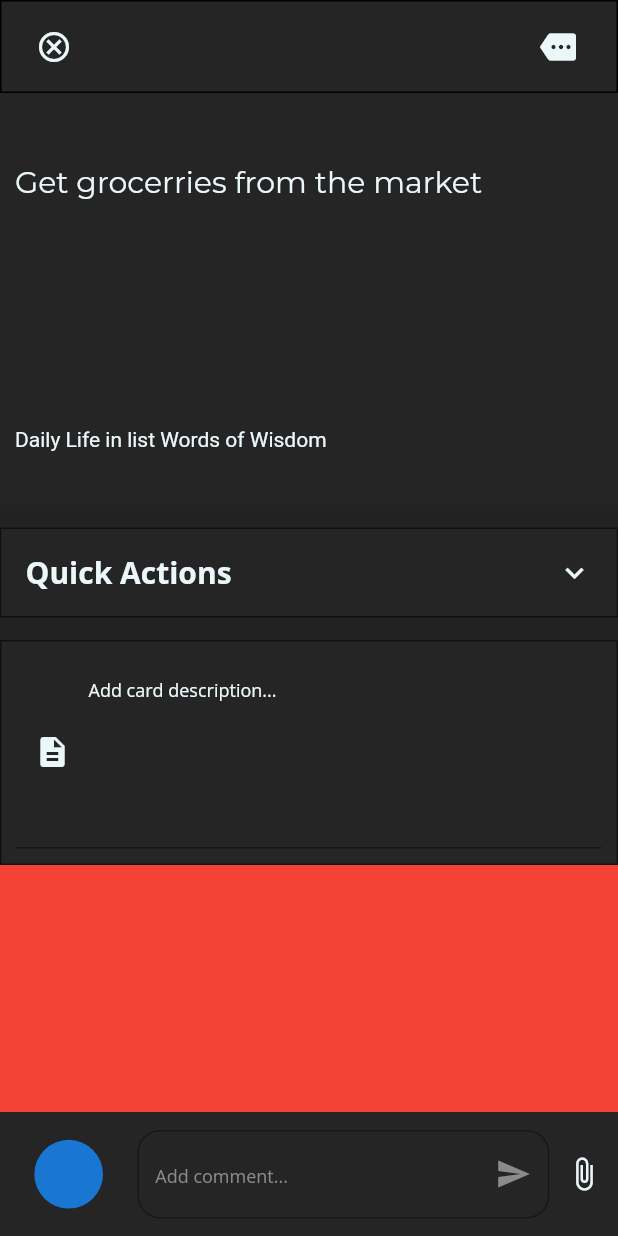
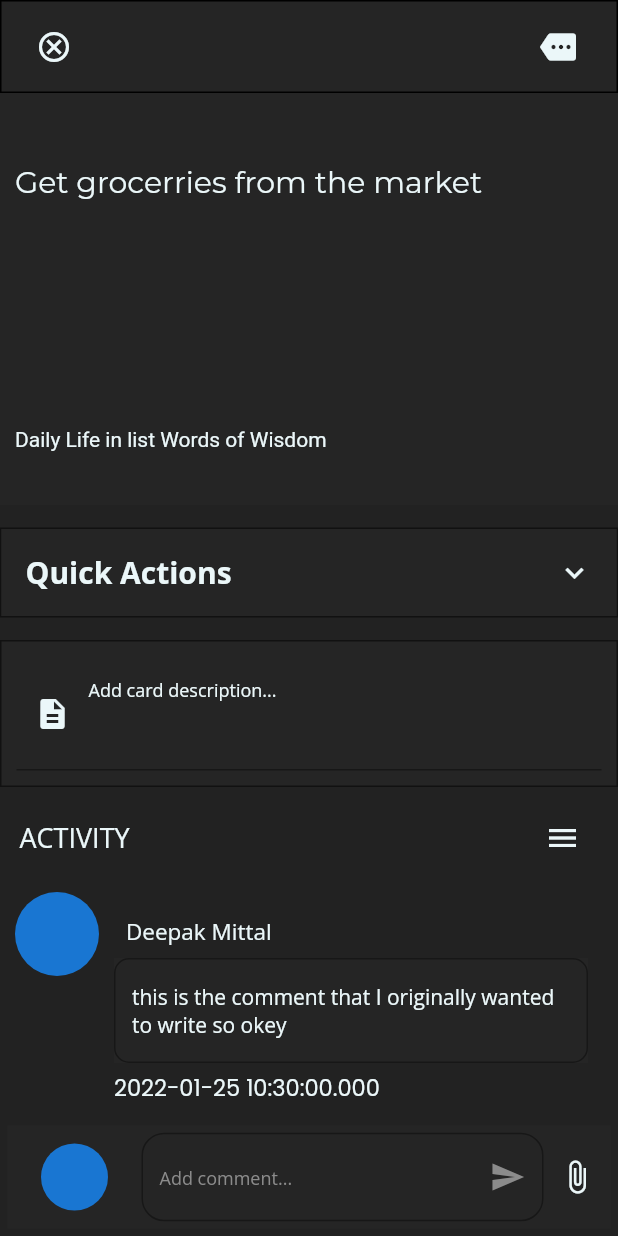
Before and after one commit to high-coder/trello_clone_flutter, a Flutter app: the Page2 screen opened directly, after a tap on "Get grocerries from the market", on a phone screen of 412 x 824 dp. Run offline on Flutter 3.47's test engine with Material 2 defaults, Android fonts, the light colour scheme and no system bars; our stand-ins replace get, google_fonts; missing offline and left inert: boardview, measured_size.

Commit message:
comments add functionality done

```diff
--- a/lib/models/list_tile_data_model.dart
+++ b/lib/models/list_tile_data_model.dart
@@ -6,19 +6,30 @@ import 'checkListModel.dart';
 /// V1 -- just create the basic functionality that is save the title of the card and then
 /// save the index in which the user has dragged it or something
 
-class ListTileSingleNodeModel{
+class ListTileSingleNodeModel {
   late String title;
-  late int index;   // this is the index in the list where it should be shown to the user
-  double ?heightOfNode;
-  String ?description;
-  List<LabelsModel> ?userSelectedLabels = [];
-  DateTime ?startDate;
-  DateTime ?dueDate;
-  List<CommentModel> ?comments = [];
+  late int
+      index; // this is the index in the list where it should be shown to the user
+  double? heightOfNode;
+  String? description;
+  List<LabelsModel>? userSelectedLabels = [];
+  DateTime? startDate;
+  DateTime? dueDate;
+  List<CommentModel>? comments = [];
 
+  List? members = []; // not in use right now
 
-  List ?members = []; // not in use right now
+  List<CheckListModel>? checkListModels = [];
 
-  List<CheckListModel> ?checkListModels = [];
-  ListTileSingleNodeModel({required this.index,required this.title,this.heightOfNode});
+  ListTileSingleNodeModel(
+      {required this.index,
+      required this.title,
+      this.heightOfNode,
+      this.comments,
+      this.description,
+      this.checkListModels,
+      this.dueDate,
+      this.members,
+      this.startDate,
+      this.userSelectedLabels,});
 }
--- a/lib/screens/DescriptionPage/desp_main_page.dart
+++ b/lib/screens/DescriptionPage/desp_main_page.dart
@@ -5,7 +5,11 @@ import 'package:trello_clone/models/list_tile_data_model.dart';
 import 'package:trello_clone/provider/currentState.dart';
 import 'package:trello_clone/provider/responsivenessHelper.dart';
 import 'package:trello_clone/screens/homeScreen/localWidgets/sliver_delagate.dart';
+import 'package:trello_clone/utils/data.dart';
 import 'package:trello_clone/utils/staticValues.dart';
+
+import 'localWidgets/bottom_comment_bar.dart';
+import 'localWidgets/comment_widget.dart';
 
 class DescriptionPage extends StatefulWidget {
 
@@ -154,69 +158,7 @@ class _DescriptionPageState extends State<DescriptionPage> {
 
       body: Scaffold(
         //resizeToAvoidBottomInset: false,
-        bottomNavigationBar: Container(
-          height: size.height/10,
-          color: const Color(0xff252525),
-          child: Row(
-            children: [
-              const Spacer(flex:1),
-
-              const Expanded(
-                flex:2,
-                child: CircleAvatar(
-                  radius: 50,
-                ),
-              ),
-              Spacer(flex:1),
-              Expanded(
-                flex: 12,
-                child: TextField(
-                  style: GoogleFonts.openSans(color: ourWhite,fontSize: 14),
-                  onTap: () {
-                    // Scrollable.ensureVisible(dataKey.currentContext!);
-                  },
-                  decoration: InputDecoration(
-                    suffixIcon: IconButton(
-                      icon:const Icon(Icons.send,color: Color(0xff8b8b8b),),
-                      onPressed: () {},
-                    ),
-                    hintStyle: GoogleFonts.openSans(fontSize: 12,color: Color(0xff8b8b8b)),
-                    hintText: "Add comment...",
-                    border: OutlineInputBorder(
-                        borderRadius: BorderRadius.circular(15),
-                        borderSide: BorderSide(
-                            color: Color(0xff161616),
-                            width: 2
-                        )
-                    ),
-                    focusedBorder: OutlineInputBorder(
-                        borderRadius: BorderRadius.circular(15),
-                        borderSide: BorderSide(
-                            color: Color(0xff161616),
-                            width: 2
-                        )
-                    ),
-                    disabledBorder: OutlineInputBorder(
-                        borderRadius: BorderRadius.circular(15),
-                        borderSide: BorderSide(
-                            color: Color(0xff161616),
-                            width: 2
-                        )
-                    ),
-
-                  ),
-                ),
-              ),
-              Expanded(
-                flex: 2,
-                child: IconButton(
-                  icon: Icon(Icons.attach_file_sharp, color: ourWhite,),
-                  onPressed: () {},
-                ),
-              )
-            ],
-          ),
-        ),
+        bottomNavigationBar: BottomCommentBar(),
         backgroundColor:const Color(0xff222222),
       //  resizeToAvoidBottomInset: false,
         body: SafeArea(
@@ -516,7 +458,7 @@ class _DescriptionPageState extends State<DescriptionPage> {
                 child: Container(
 
                   padding: EdgeInsets.all(10),
-                  height: 150,
+                  //height: 150,
                   width: size.width,
                   decoration: BoxDecoration(
                       color:     Color(0xff252525),
@@ -540,7 +482,8 @@ class _DescriptionPageState extends State<DescriptionPage> {
                     },
                     style: GoogleFonts.openSans(color: ourWhite,fontSize: 16),
                     keyboardType: TextInputType.multiline,
-                    maxLines: 10,
+                    minLines: 3,
+                    maxLines: 15,
                     decoration: InputDecoration(
                         fillColor: ourWhite,
                         //filled: true,
@@ -584,12 +527,37 @@ class _DescriptionPageState extends State<DescriptionPage> {
                 ),
               ),
 
+              // SliverToBoxAdapter(
+              //   child: Container(
+              //     color: Colors.red,
+              //     height: 600,
+              //   ),
+              // ),
+
               SliverToBoxAdapter(
-                child: Container(
-                  color: Colors.red,
-                  height: 600,
+                child: Padding(
+                  padding: const EdgeInsets.only(top: 10,bottom: 10,left:13,right: 13),
+                  child: Row(
+                    mainAxisAlignment: MainAxisAlignment.spaceBetween,
+                    children: [
+                      Text("ACTIVITY",style: GoogleFonts.openSans(fontSize: 18,color: ourWhite),),
+                      IconButton(onPressed: () {}, icon: Icon(Icons.menu,color: ourWhite,)),
+                    ],
+                  ),
                 ),
-              )
+              ),
+
+              SliverList(
+
+
+                delegate: SliverChildBuilderDelegate((BuildContext context, int index) {
+
+                  return CommentWidget(commentThing: _instance.currentUser.comments![index],);
+                },
+                  childCount: _instance.currentUser.comments!= null ?_instance.currentUser.comments?.length:0,
+
+                )
+              ),
             ],
           ),
         ),
--- /dev/null
+++ b/lib/screens/DescriptionPage/localWidgets/bottom_comment_bar.dart
@@ -0,0 +1,127 @@
+import 'package:flutter/material.dart';
+import 'package:google_fonts/google_fonts.dart';
+import 'package:provider/provider.dart';
+import 'package:trello_clone/models/commentsModel.dart';
+import 'package:trello_clone/provider/currentState.dart';
+import 'package:trello_clone/provider/responsivenessHelper.dart';
+import 'package:trello_clone/utils/staticValues.dart';
+
+class BottomCommentBar extends StatefulWidget {
+  BottomCommentBar({Key? key}) : super(key: key);
+
+  @override
+  State<BottomCommentBar> createState() => _BottomCommentBarState();
+}
+
+class _BottomCommentBarState extends State<BottomCommentBar> {
+  TextEditingController _commentController = TextEditingController();
+  FocusNode _commentFocus = FocusNode();
+
+  bool enable = false;
+  @override
+  Widget build(BuildContext context) {
+    ResponsiveHelp _respHelp =
+    Provider.of<ResponsiveHelp>(context, listen: false);
+    Size size = MediaQuery.of(context).size;
+    CurrentState _instance = Provider.of<CurrentState>(context,listen:false);
+    return Container(
+      margin: EdgeInsets.all(5),
+      height: size.height/12,
+      color: const Color(0xff252525),
+      child: Row(
+        children: [
+          const Spacer(flex:1),
+
+          const Expanded(
+            flex:2,
+            child: CircleAvatar(
+              radius: 50,
+            ),
+          ),
+          Spacer(flex:1),
+          Expanded(
+            flex: 12,
+            child: TextField(
+              focusNode: _commentFocus,
+              controller: _commentController,
+              style: GoogleFonts.openSans(color: ourWhite,fontSize: 14),
+              onTap: () {
+                // Scrollable.ensureVisible(dataKey.currentContext!);
+              },
+              onChanged: (value) {
+                if(_commentController.text.isNotEmpty) {
+                  // enable the comment icon
+                  if(enable!=true) {
+                    setState(() {
+                      enable = true;
+                    });
+                  }
+
+                } else {
+                  // disable the comment icon
+                  if(enable!=false) {
+                    setState(() {
+                      enable = false;
+                    });
+                  }
+
+                }
+
+              },
+              decoration: InputDecoration(
+                suffixIcon: IconButton(
+                  icon:Icon(Icons.send,color: enable == true?ourWhite:const Color(0xff8b8b8b),),
+                  onPressed: () {
+                    if(_commentController.text.isNotEmpty){
+                      if(_instance.currentUser.comments!=null) {
+                        _instance.currentUser.comments?.add(CommentModel(comment: _commentController.text, dateTime:DateTime.now()));
+                      } else{
+                        _instance.currentUser.comments = [];
+                        _instance.currentUser.comments?.add(CommentModel(comment: _commentController.text, dateTime:DateTime.now()));
+                      }
+
+                      // clearing up data for the next node to work
+                      _commentController.clear();
+                      _commentFocus.unfocus();
+                    }
+                  },
+                ),
+                hintStyle: GoogleFonts.openSans(fontSize: 12,color:const Color(0xff8b8b8b)),
+                hintText: "Add comment...",
+                border: OutlineInputBorder(
+                    borderRadius: BorderRadius.circular(15),
+                    borderSide: const BorderSide(
+                        color: Color(0xff161616),
+                        width: 2
+                    )
+                ),
+                focusedBorder: OutlineInputBorder(
+                    borderRadius: BorderRadius.circular(15),
+                    borderSide: const BorderSide(
+                        color: Color(0xff161616),
+                        width: 2
+                    )
+                ),
+                disabledBorder: OutlineInputBorder(
+                    borderRadius: BorderRadius.circular(15),
+                    borderSide:const BorderSide(
+                        color: Color(0xff161616),
+                        width: 2
+                    )
+                ),
+
+              ),
+            ),
+          ),
+          Expanded(
+            flex: 2,
+            child: IconButton(
+              icon: Icon(Icons.attach_file_sharp, color: ourWhite,),
+              onPressed: () {},
+            ),
+          )
+        ],
+      ),
+    );
+  }
+}
--- /dev/null
+++ b/lib/screens/DescriptionPage/localWidgets/comment_widget.dart
@@ -0,0 +1,111 @@
+import 'package:flutter/material.dart';
+import 'package:google_fonts/google_fonts.dart';
+import 'package:trello_clone/models/commentsModel.dart';
+import 'package:trello_clone/utils/staticValues.dart';
+
+class CommentWidget extends StatefulWidget {
+
+  late CommentModel commentThing;
+  CommentWidget({required this.commentThing});
+
+  @override
+  State<CommentWidget> createState() => _CommentWidgetState();
+}
+
+class _CommentWidgetState extends State<CommentWidget> {
+  TextEditingController _commentController = TextEditingController();
+
+  FocusNode _commentFocus = FocusNode();
+
+  @override
+  void initState() {
+    // TODO: implement initState
+    super.initState();
+    _commentController.text = widget.commentThing.comment;
+  }
+  @override
+  Widget build(BuildContext context) {
+    return Container(
+      padding: EdgeInsets.only(left:10,right: 10),
+      child: Row(
+        //mainAxisAlignment: MainAxisAlignment.start,
+        crossAxisAlignment: CrossAxisAlignment.start,
+        children: [
+          const Expanded(
+            flex:2,
+            child: CircleAvatar(
+              radius: 30,
+            ),
+          ),
+          Expanded(
+            flex:12,
+            child: Padding(
+              padding: const EdgeInsets.all(10.0),
+              child: Column(
+                crossAxisAlignment: CrossAxisAlignment.start,
+                children: [
+                  Padding(
+                    padding: const EdgeInsets.all(8.0),
+                    child: Text("Deepak Mittal",style: GoogleFonts.openSans(color: ourWhite,fontSize: 15),),
+                  ),
+                  Container(
+                    color: Color(0xff252525),
+                    child: TextField(
+
+
+                      focusNode: _commentFocus,
+                      controller: _commentController,
+                      style: GoogleFonts.openSans(color: ourWhite,fontSize: 14),
+                      onTap: () {
+                        // Scrollable.ensureVisible(dataKey.curentContext!);
+                      },
+                      onChanged: (value) {
+                        // when the user changes the line
+                      },
+
+                      maxLines: 15,
+                      minLines: 1,
+                      decoration: InputDecoration(
+                        isDense: true,
+
+                        fillColor: Color(0xff252525),
+                        focusColor: Color(0xff252525),
+                        //hintStyle: GoogleFonts.openSans(fontSize: 12,color:const Color(0xff8b8b8b)),
+                        //hintText: "Add comment...",
+                        border: OutlineInputBorder(
+                            borderRadius: BorderRadius.circular(10),
+                            borderSide: const BorderSide(
+                                color: Color(0xff161616),
+                                width: 1,
+                            )
+                        ),
+                        focusedBorder: OutlineInputBorder(
+                            borderRadius: BorderRadius.circular(10),
+                            borderSide: const BorderSide(
+                                color: Color(0xff161616),
+                                width: 1
+                            )
+                        ),
+                        disabledBorder: OutlineInputBorder(
+                            borderRadius: BorderRadius.circular(10),
+                            borderSide:const BorderSide(
+                                color: Color(0xff161616),
+                                width: 1
+                            )
+                        ),
+
+                      ),
+                    ),
+                  ),
+                  SizedBox(height: 5,),
+                  //Text("${DateTime.now().month}, ${DateTime.now().year} at ${DateTime.now().hour} : ${DateTime.now().minute}",style: GoogleFonts.poppins(color: ourWhite,fontSize: 15),)
+                  Text("${widget.commentThing.dateTime}",style: GoogleFonts.poppins(color: ourWhite,fontSize: 15))
+                ],
+              ),
+            ),
+          )
+        ],
+      ),
+    );
+  }
+}
--- a/lib/utils/data.dart
+++ b/lib/utils/data.dart
@@ -2,6 +2,7 @@
 
 
 import 'package:flutter/cupertino.dart';
+import 'package:trello_clone/models/commentsModel.dart';
 import 'package:trello_clone/models/labelsModel.dart';
 import 'package:trello_clone/models/list_tile_data_model.dart';
 
@@ -9,6 +10,17 @@ List<ListTileSingleNodeModel> sampleNodes = [
   ListTileSingleNodeModel(
     title: "Get grocerries from the market",
     index: 0,
+    comments: [
+      CommentModel(
+        comment: "this is the comment that I originally wanted to write so okey",
+        dateTime: DateTime.now(),
+      ),
+        CommentModel(
+        comment: "this is the comment that I originally wanted to write so okey",
+        dateTime: DateTime.now(),
+      ),
+
+    ]
   ),ListTileSingleNodeModel(
     title: "Get grocerries from the market",
     index: 1,
```
